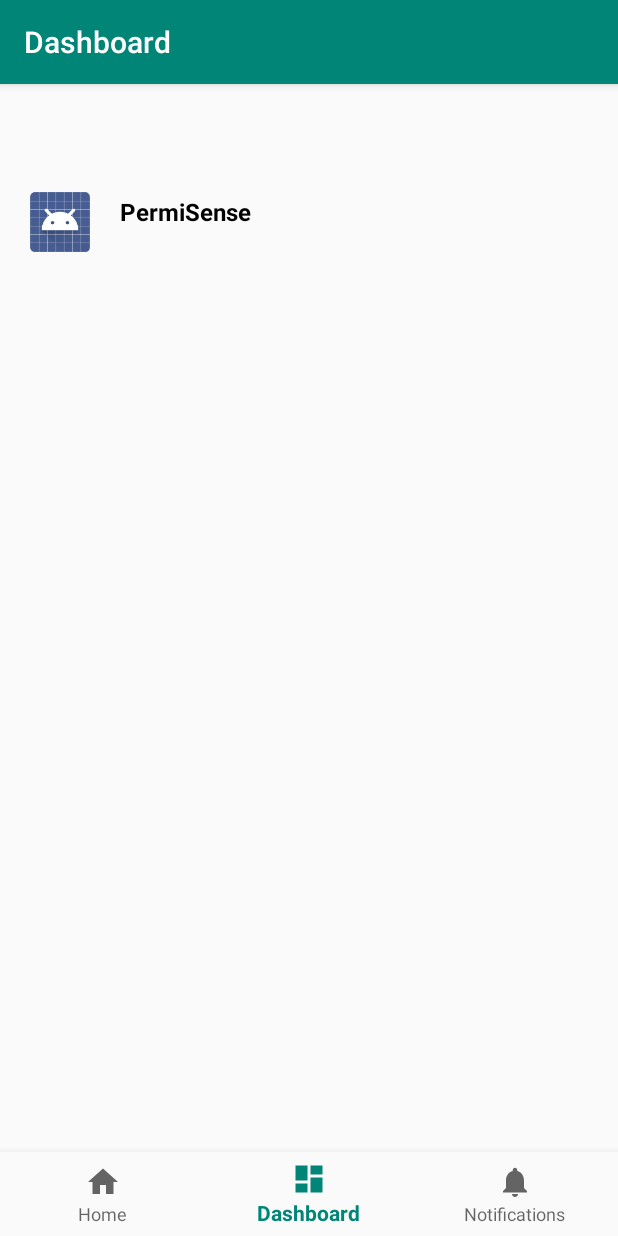
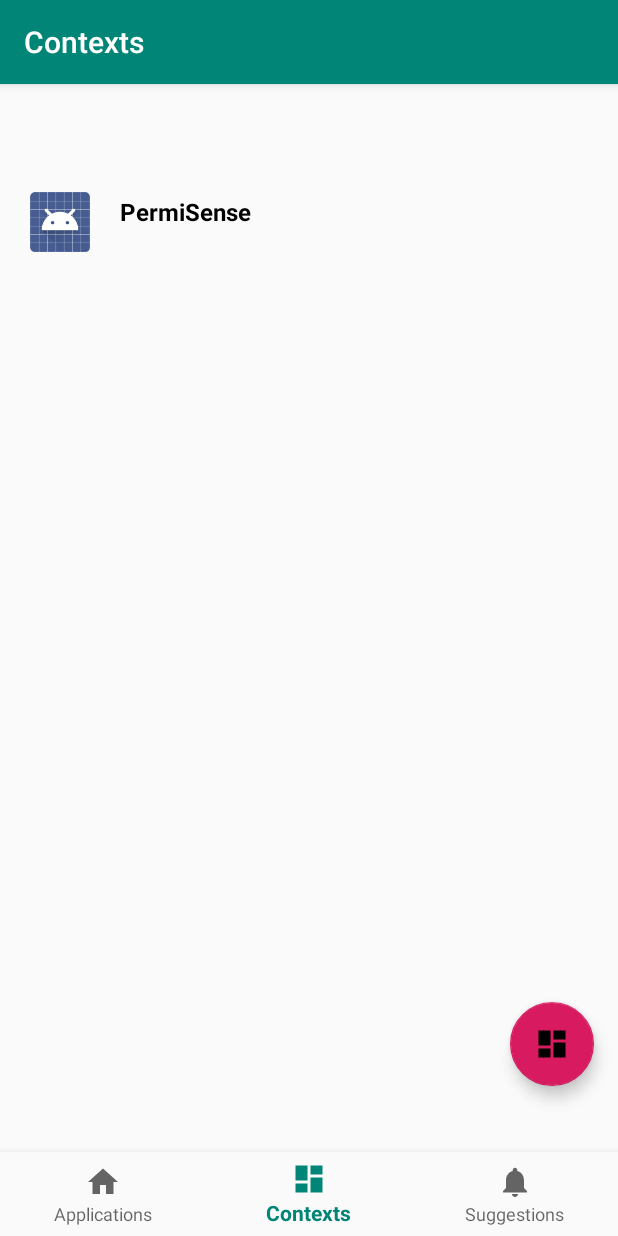
Before and after one commit to xhe23/PermiSense, an Android app: the DashboardFragment screen opened through its navigation route, on a phone screen of 412 x 824 dp. Run offline under Robolectric (Android 15) with nearby library versions, the phone set to English and light mode, and no system bars; our stand-ins replace navigation-ui.

Commit message:
added floating icon

```diff
--- a/app/build.gradle
+++ b/app/build.gradle
@@ -33,6 +33,7 @@ dependencies {
     implementation 'androidx.navigation:navigation-fragment:2.0.0'
     implementation 'androidx.navigation:navigation-ui:2.0.0'
     implementation 'androidx.lifecycle:lifecycle-extensions:2.0.0'
+    implementation 'com.google.android.material:material:1.0.0-rc01'
     testImplementation 'junit:junit:4.12'
     androidTestImplementation 'androidx.test:runner:1.1.1'
     androidTestImplementation 'androidx.test.espresso:espresso-core:3.1.1'
--- a/app/src/main/res/layout/fragment_dashboard.xml
+++ b/app/src/main/res/layout/fragment_dashboard.xml
@@ -4,14 +4,26 @@
     android:layout_width="match_parent"
     android:layout_height="match_parent">
 
+    <com.google.android.material.floatingactionbutton.FloatingActionButton
+        android:id="@+id/add_context_button"
+        android:layout_width="wrap_content"
+        android:layout_height="wrap_content"
+        android:layout_gravity="end|bottom"
+        android:layout_marginEnd="16dp"
+        android:layout_marginBottom="100dp"
+        android:contentDescription="submit"
+        android:src="@drawable/ic_dashboard_black_24dp"
+        app:layout_constraintBottom_toBottomOf="parent"
+        app:layout_constraintEnd_toEndOf="parent" />
+
     <androidx.recyclerview.widget.RecyclerView
         android:id="@+id/my_recycler_view"
-        android:scrollbars="vertical"
         android:layout_width="match_parent"
         android:layout_height="match_parent"
+        android:scrollbars="vertical"
         app:layout_constraintBottom_toBottomOf="parent"
         app:layout_constraintLeft_toLeftOf="parent"
         app:layout_constraintRight_toRightOf="parent"
-        app:layout_constraintTop_toTopOf="parent"/>
+        app:layout_constraintTop_toTopOf="parent" />
 
 </androidx.constraintlayout.widget.ConstraintLayout>
--- a/app/src/main/res/values/strings.xml
+++ b/app/src/main/res/values/strings.xml
@@ -1,6 +1,6 @@
 <resources>
     <string name="app_name">PermiSense</string>
-    <string name="title_home">Home</string>
-    <string name="title_dashboard">Dashboard</string>
-    <string name="title_notifications">Notifications</string>
+    <string name="title_home">Applications</string>
+    <string name="title_dashboard">Contexts</string>
+    <string name="title_notifications">Suggestions</string>
 </resources>
```
